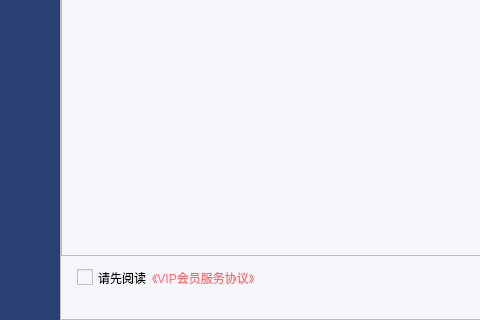
First picture: the form in mainwindow.ui, repository ZhouMei20220810/TEST, before the edit; both pictures show x 0 to 480 and y 448 to 768 of the 1366 by 768 pixel window.
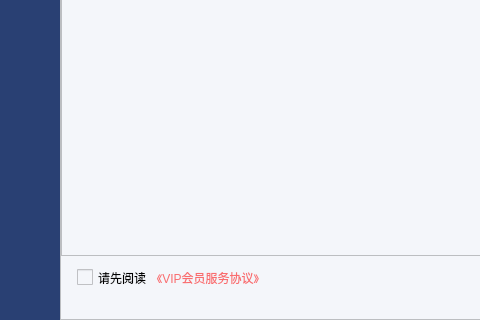
Second picture: the form after the edit. The open tabs and pages were chosen to show the change. Icons and pictures are not drawn.

Commit message: 支付宝 会员服务协议

Patch:
```diff
--- a/mainwindow.ui
+++ b/mainwindow.ui
@@ -3939,16 +3939,22 @@
                 </widget>
                </item>
                <item>
-                <widget class="QLabel" name="label_8">
-                 <property name="layoutDirection">
-                  <enum>Qt::LeftToRight</enum>
+                <widget class="QPushButton" name="btnVipServerPolicy">
+                 <property name="cursor">
+                  <cursorShape>PointingHandCursor</cursorShape>
                  </property>
                  <property name="styleSheet">
-                  <string notr="true">color:#F96D6F;</string>
+                  <string notr="true">QPushButton{color:#F96D6F;}
+QPushButton:pressed{
+border:none;
+}</string>
                  </property>
                  <property name="text">
                   <string>《VIP会员服务协议》</string>
                  </property>
+                 <property name="flat">
+                  <bool>true</bool>
+                 </property>
                 </widget>
                </item>
                <item>
```
Left out of the diff: 2 changed lines with no effect on the pictures. The commit also changes 2 other files.
